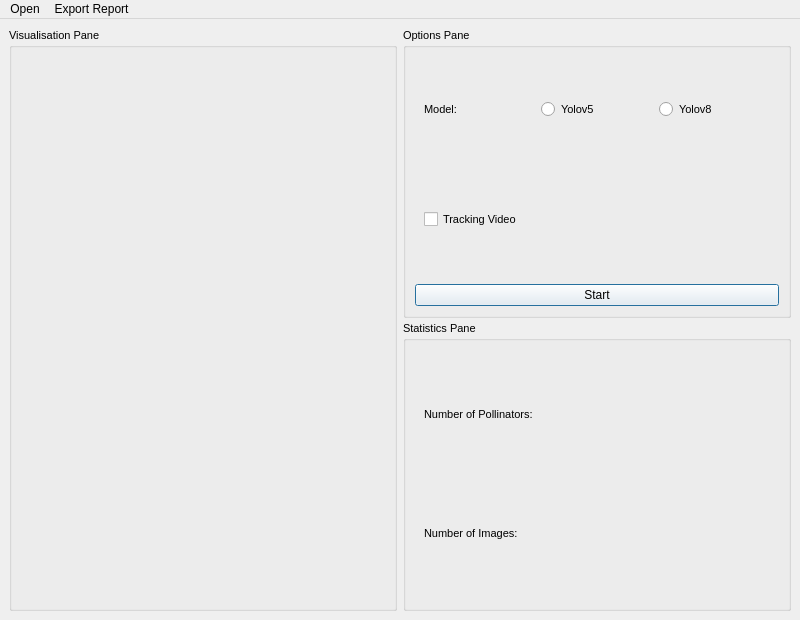
KameliaBnh/BeeTect, file GUI/interface.ui: the form before one commit.
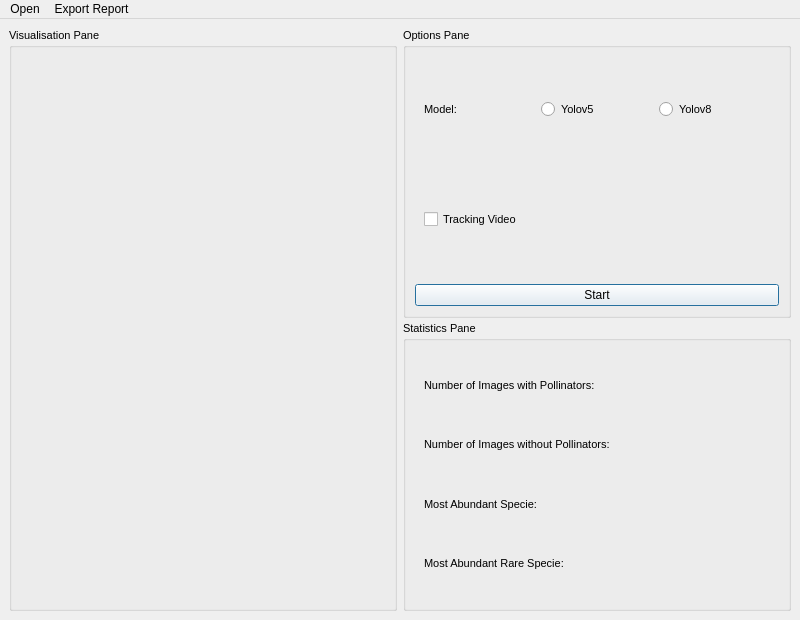
The form after the commit.

```diff
--- a/GUI/interface.ui
+++ b/GUI/interface.ui
@@ -136,6 +136,16 @@
              <number>0</number>
             </property>
             <layout class="QGridLayout" name="gridLayout_2">
+             <item row="2" column="0">
+              <widget class="QLabel" name="SpeciesInfoLabel">
+               <property name="lineWidth">
+                <number>0</number>
+               </property>
+               <property name="text">
+                <string>Number of Images without Pollinators:</string>
+               </property>
+              </widget>
+             </item>
              <item row="0" column="0">
               <widget class="QLabel" name="SpeciesNameLabel">
                <property name="font">
@@ -147,17 +157,21 @@
                 <number>0</number>
                </property>
                <property name="text">
-                <string>Number of Pollinators: </string>
+                <string>Number of Images with Pollinators: </string>
                </property>
               </widget>
              </item>
-             <item row="1" column="0">
-              <widget class="QLabel" name="SpeciesInfoLabel">
-               <property name="lineWidth">
-                <number>0</number>
+             <item row="3" column="0">
+              <widget class="QLabel" name="label">
+               <property name="text">
+                <string>Most Abundant Specie:</string>
                </property>
+              </widget>
+             </item>
+             <item row="4" column="0">
+              <widget class="QLabel" name="label_2">
                <property name="text">
-                <string>Number of Images:</string>
+                <string>Most Abundant Rare Specie:</string>
                </property>
               </widget>
              </item>
```
Left out of the diff: 6 changed lines with no effect on the pictures.
